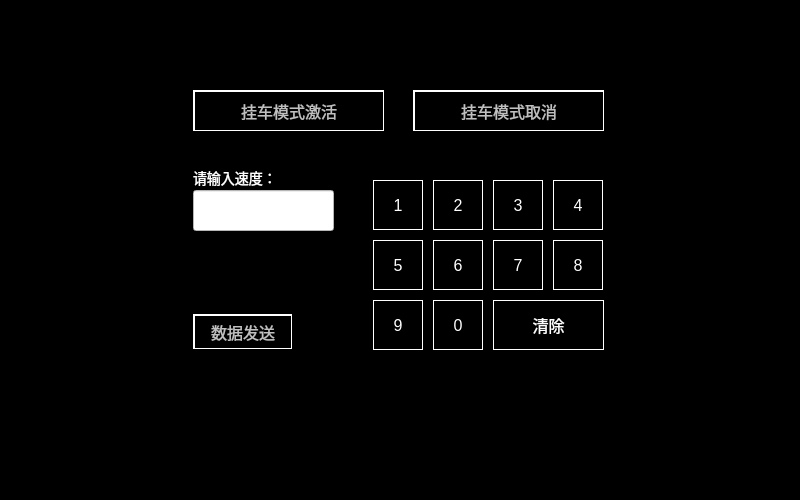
Qt form settng_hangmode.ui (isliulin/Plan85HMI) before a commit.
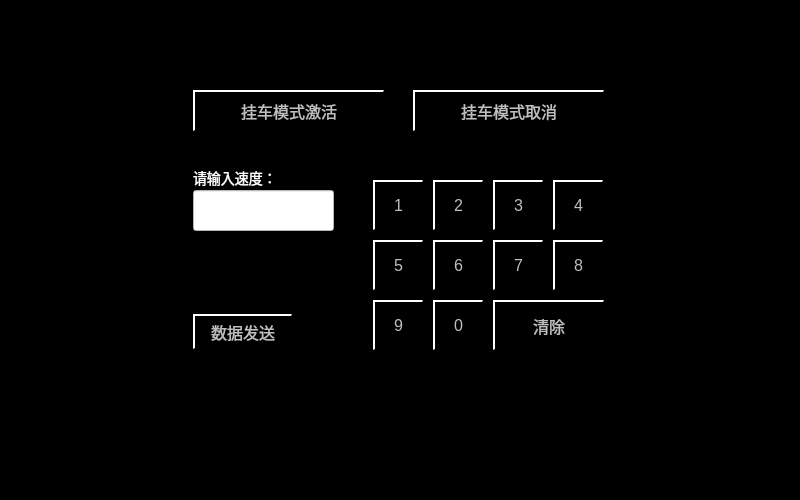
The same form after that commit.

What changed in the file:
```diff
--- a/settng_hangmode.ui
+++ b/settng_hangmode.ui
@@ -20,10 +20,7 @@
 }
 QPushButton
 {
-background-color:black;
-color:white;
-border:1px solid white;
-font:16px;
+font: 16px;color: rgb(192,192,192);background-color: rgb(0, 0, 0);border-top: 2px solid white;border-left: 2px solid white;
 }
 QLineEdit
 {
```
